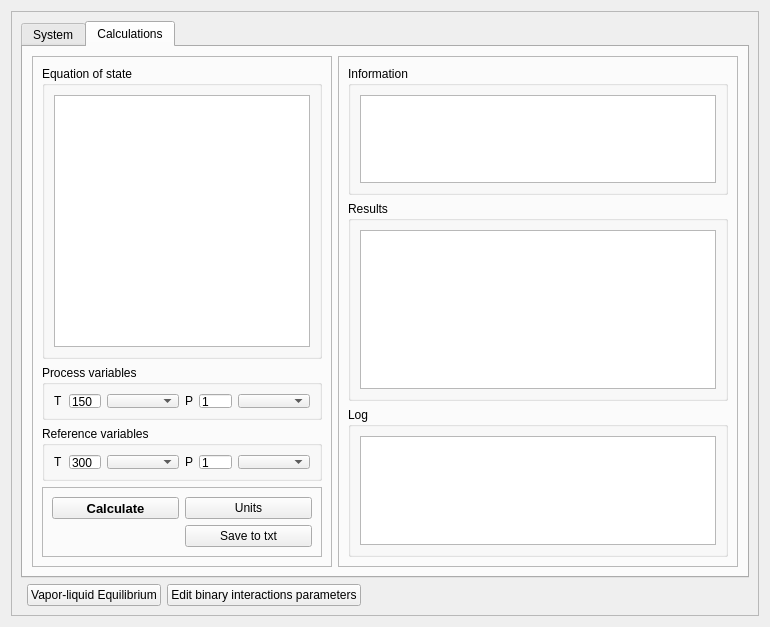
Above: designer/mixture_calculations_ui.ui from marcusbfs/Sindri before the change. Below: the same form after it.
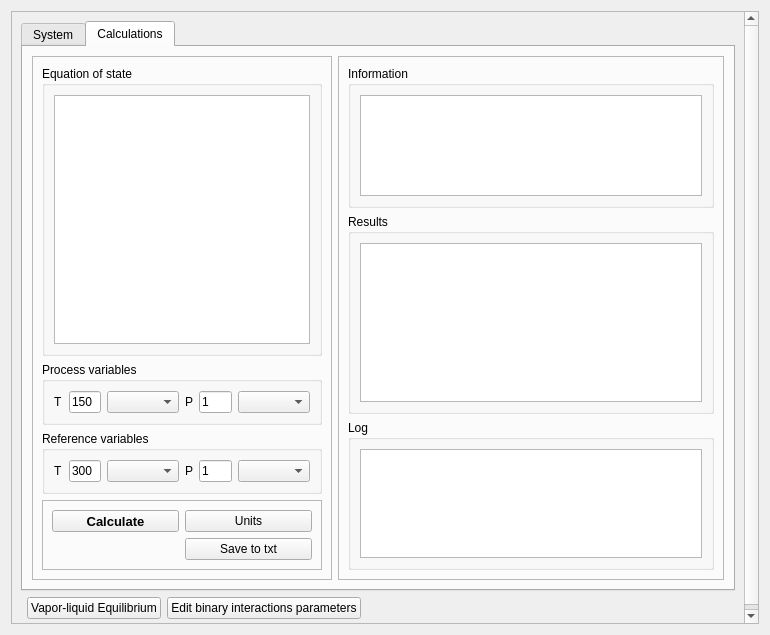
That is the form after the change. The open tabs and pages were chosen to show the change.

Diff of the .ui file:
```diff
--- a/designer/mixture_calculations_ui.ui
+++ b/designer/mixture_calculations_ui.ui
@@ -10,7 +10,7 @@
     <x>0</x>
     <y>0</y>
     <width>770</width>
-    <height>627</height>
+    <height>635</height>
    </rect>
   </property>
   <property name="minimumSize">
@@ -34,7 +34,7 @@
         <x>0</x>
         <y>0</y>
         <width>750</width>
-        <height>607</height>
+        <height>615</height>
        </rect>
       </property>
       <layout class="QGridLayout" name="gridLayout_2">
@@ -388,6 +388,12 @@
               </item>
               <item row="1" column="0">
                <widget class="QGroupBox" name="groupBox_processVariables">
+                <property name="sizePolicy">
+                 <sizepolicy hsizetype="Preferred" vsizetype="Minimum">
+                  <horstretch>0</horstretch>
+                  <verstretch>0</verstretch>
+                 </sizepolicy>
+                </property>
                 <property name="minimumSize">
                  <size>
                   <width>0</width>
@@ -397,7 +403,7 @@
                 <property name="maximumSize">
                  <size>
                   <width>16777215</width>
-                  <height>55</height>
+                  <height>1000</height>
                  </size>
                 </property>
                 <property name="title">
@@ -408,6 +414,12 @@
                   <layout class="QHBoxLayout" name="horizontalLayout">
                    <item>
                     <widget class="QLabel" name="label_2">
+                     <property name="sizePolicy">
+                      <sizepolicy hsizetype="Preferred" vsizetype="Minimum">
+                       <horstretch>0</horstretch>
+                       <verstretch>0</verstretch>
+                      </sizepolicy>
+                     </property>
                      <property name="text">
                       <string>T</string>
                      </property>
@@ -415,6 +427,12 @@
                    </item>
                    <item>
                     <widget class="QLineEdit" name="le_procT">
+                     <property name="sizePolicy">
+                      <sizepolicy hsizetype="Expanding" vsizetype="Minimum">
+                       <horstretch>0</horstretch>
+                       <verstretch>0</verstretch>
+                      </sizepolicy>
+                     </property>
                      <property name="inputMethodHints">
                       <set>Qt::ImhDigitsOnly|Qt::ImhPreferNumbers</set>
                      </property>
@@ -424,7 +442,14 @@
                     </widget>
                    </item>
                    <item>
-                    <widget class="QComboBox" name="comboBox_procTunit"/>
+                    <widget class="QComboBox" name="comboBox_procTunit">
+                     <property name="sizePolicy">
+                      <sizepolicy hsizetype="Preferred" vsizetype="Minimum">
+                       <horstretch>0</horstretch>
+                       <verstretch>0</verstretch>
+                      </sizepolicy>
+                     </property>
+                    </widget>
                    </item>
                   </layout>
                  </item>
@@ -432,6 +457,12 @@
                   <layout class="QHBoxLayout" name="horizontalLayout_2">
                    <item>
                     <widget class="QLabel" name="label_3">
+                     <property name="sizePolicy">
+                      <sizepolicy hsizetype="Preferred" vsizetype="Minimum">
+                       <horstretch>0</horstretch>
+                       <verstretch>0</verstretch>
+                      </sizepolicy>
+                     </property>
                      <property name="text">
                       <string>P</string>
                      </property>
@@ -439,13 +470,26 @@
                    </item>
                    <item>
                     <widget class="QLineEdit" name="le_procP">
+                     <property name="sizePolicy">
+                      <sizepolicy hsizetype="Expanding" vsizetype="Minimum">
+                       <horstretch>0</horstretch>
+                       <verstretch>0</verstretch>
+                      </sizepolicy>
+                     </property>
                      <property name="text">
                       <string>1</string>
                      </property>
                     </widget>
                    </item>
                    <item>
-                    <widget class="QComboBox" name="comboBox_procPunit"/>
+                    <widget class="QComboBox" name="comboBox_procPunit">
+                     <property name="sizePolicy">
+                      <sizepolicy hsizetype="Preferred" vsizetype="Minimum">
+                       <horstretch>0</horstretch>
+                       <verstretch>0</verstretch>
+                      </sizepolicy>
+                     </property>
+                    </widget>
                    </item>
                   </layout>
                  </item>
@@ -454,6 +498,12 @@
               </item>
               <item row="2" column="0">
                <widget class="QGroupBox" name="groupBox_refVariables">
+                <property name="sizePolicy">
+                 <sizepolicy hsizetype="Preferred" vsizetype="Minimum">
+                  <horstretch>0</horstretch>
+                  <verstretch>0</verstretch>
+                 </sizepolicy>
+                </property>
                 <property name="minimumSize">
                  <size>
                   <width>0</width>
@@ -463,7 +513,7 @@
                 <property name="maximumSize">
                  <size>
                   <width>16777215</width>
-                  <height>55</height>
+                  <height>1000</height>
                  </size>
                 </property>
                 <property name="title">
@@ -474,6 +524,12 @@
                   <layout class="QHBoxLayout" name="horizontalLayout_3">
                    <item>
                     <widget class="QLabel" name="label_4">
+                     <property name="sizePolicy">
+                      <sizepolicy hsizetype="Preferred" vsizetype="Minimum">
+                       <horstretch>0</horstretch>
+                       <verstretch>0</verstretch>
+                      </sizepolicy>
+                     </property>
                      <property name="text">
                       <string>T</string>
                      </property>
@@ -481,6 +537,12 @@
                    </item>
                    <item>
                     <widget class="QLineEdit" name="le_refT">
+                     <property name="sizePolicy">
+                      <sizepolicy hsizetype="Expanding" vsizetype="Minimum">
+                       <horstretch>0</horstretch>
+                       <verstretch>0</verstretch>
+                      </sizepolicy>
+                     </property>
                      <property name="inputMethodHints">
                       <set>Qt::ImhDigitsOnly|Qt::ImhPreferNumbers</set>
                      </property>
@@ -490,7 +552,14 @@
                     </widget>
                    </item>
                    <item>
-                    <widget class="QComboBox" name="comboBox_refTunit"/>
+                    <widget class="QComboBox" name="comboBox_refTunit">
+                     <property name="sizePolicy">
+                      <sizepolicy hsizetype="Preferred" vsizetype="Minimum">
+                       <horstretch>0</horstretch>
+                       <verstretch>0</verstretch>
+                      </sizepolicy>
+                     </property>
+                    </widget>
                    </item>
                   </layout>
                  </item>
@@ -498,6 +567,12 @@
                   <layout class="QHBoxLayout" name="horizontalLayout_4">
                    <item>
                     <widget class="QLabel" name="label_5">
+                     <property name="sizePolicy">
+                      <sizepolicy hsizetype="Preferred" vsizetype="Minimum">
+                       <horstretch>0</horstretch>
+                       <verstretch>0</verstretch>
+                      </sizepolicy>
+                     </property>
                      <property name="text">
                       <string>P</string>
                      </property>
@@ -505,13 +580,26 @@
                    </item>
                    <item>
                     <widget class="QLineEdit" name="le_refP">
+                     <property name="sizePolicy">
+                      <sizepolicy hsizetype="Expanding" vsizetype="Minimum">
+                       <horstretch>0</horstretch>
+                       <verstretch>0</verstretch>
+                      </sizepolicy>
+                     </property>
                      <property name="text">
                       <string>1</string>
                      </property>
                     </widget>
                    </item>
                    <item>
-                    <widget class="QComboBox" name="comboBox_refPunit"/>
+                    <widget class="QComboBox" name="comboBox_refPunit">
+                     <property name="sizePolicy">
+                      <sizepolicy hsizetype="Preferred" vsizetype="Minimum">
+                       <horstretch>0</horstretch>
+                       <verstretch>0</verstretch>
+                      </sizepolicy>
+                     </property>
+                    </widget>
                    </item>
                   </layout>
                  </item>
@@ -607,7 +695,7 @@
                 <property name="minimumSize">
                  <size>
                   <width>0</width>
-                  <height>115</height>
+                  <height>140</height>
                  </size>
                 </property>
                 <property name="maximumSize">
```
